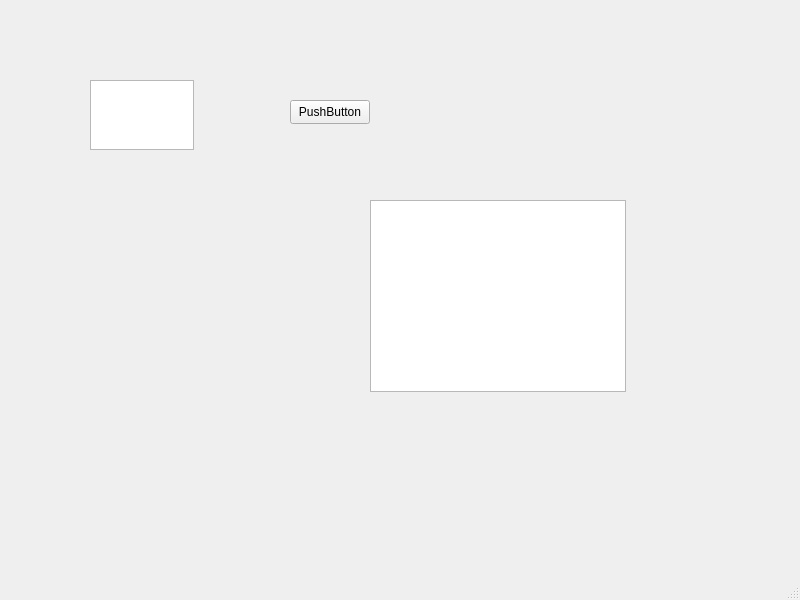
Above: mainwindow.ui from Fejbien/WeatherAppCpp before the change. Below: the same form after it.
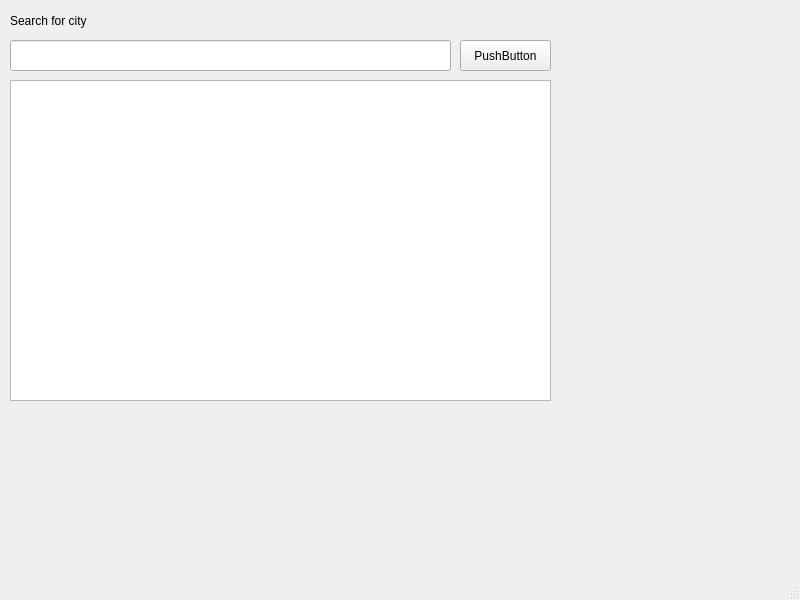
That is the form after the change.

Diff of the .ui file:
```diff
--- a/mainwindow.ui
+++ b/mainwindow.ui
@@ -14,23 +14,13 @@
    <string>MainWindow</string>
   </property>
   <widget class="QWidget" name="centralwidget">
-   <widget class="QPlainTextEdit" name="cityInput">
-    <property name="geometry">
-     <rect>
-      <x>90</x>
-      <y>80</y>
-      <width>104</width>
-      <height>70</height>
-     </rect>
-    </property>
-   </widget>
    <widget class="QPushButton" name="citySearch">
     <property name="geometry">
      <rect>
-      <x>290</x>
-      <y>100</y>
-      <width>80</width>
-      <height>24</height>
+      <x>460</x>
+      <y>40</y>
+      <width>91</width>
+      <height>31</height>
      </rect>
     </property>
     <property name="text">
@@ -40,13 +30,36 @@
    <widget class="QTextBrowser" name="resultBrowser">
     <property name="geometry">
      <rect>
-      <x>370</x>
-      <y>200</y>
-      <width>256</width>
-      <height>192</height>
+      <x>10</x>
+      <y>80</y>
+      <width>541</width>
+      <height>321</height>
      </rect>
     </property>
    </widget>
+   <widget class="QLineEdit" name="cityInput">
+    <property name="geometry">
+     <rect>
+      <x>10</x>
+      <y>40</y>
+      <width>441</width>
+      <height>31</height>
+     </rect>
+    </property>
+   </widget>
+   <widget class="QLabel" name="cityInputLabel">
+    <property name="geometry">
+     <rect>
+      <x>10</x>
+      <y>10</y>
+      <width>231</width>
+      <height>21</height>
+     </rect>
+    </property>
+    <property name="text">
+     <string>Search for city</string>
+    </property>
+   </widget>
   </widget>
   <widget class="QMenuBar" name="menubar">
    <property name="geometry">
```
